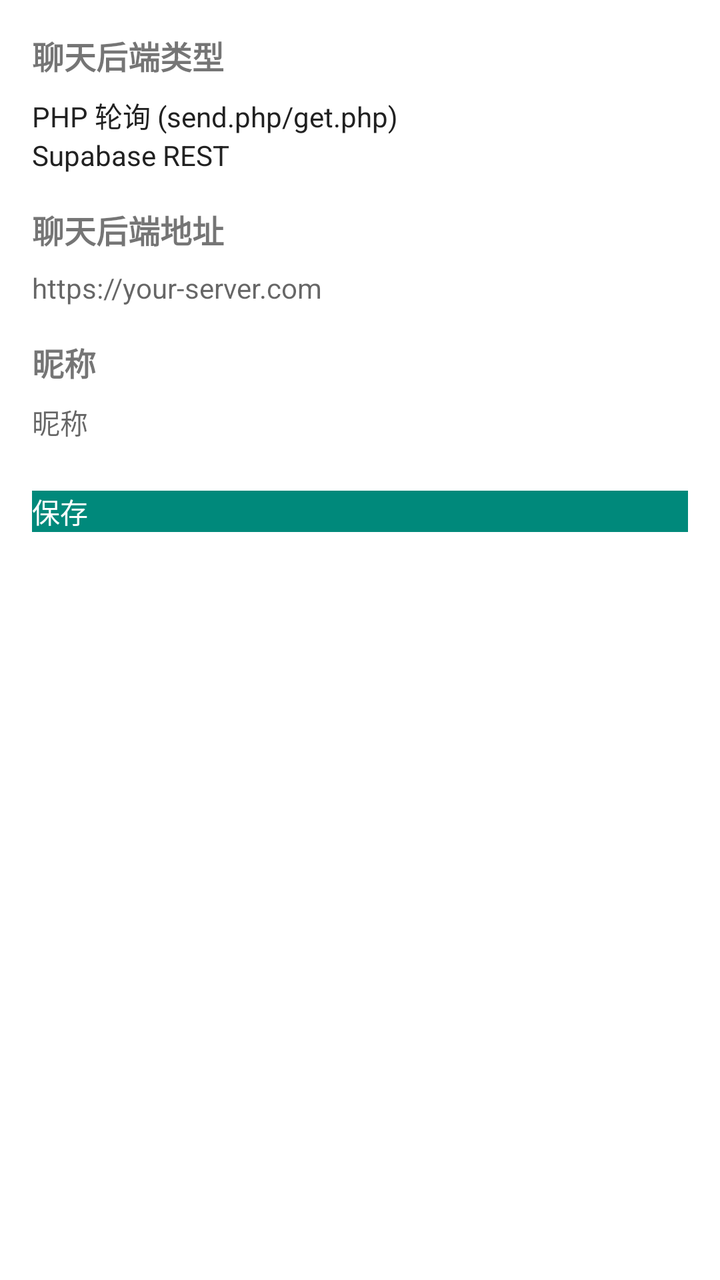
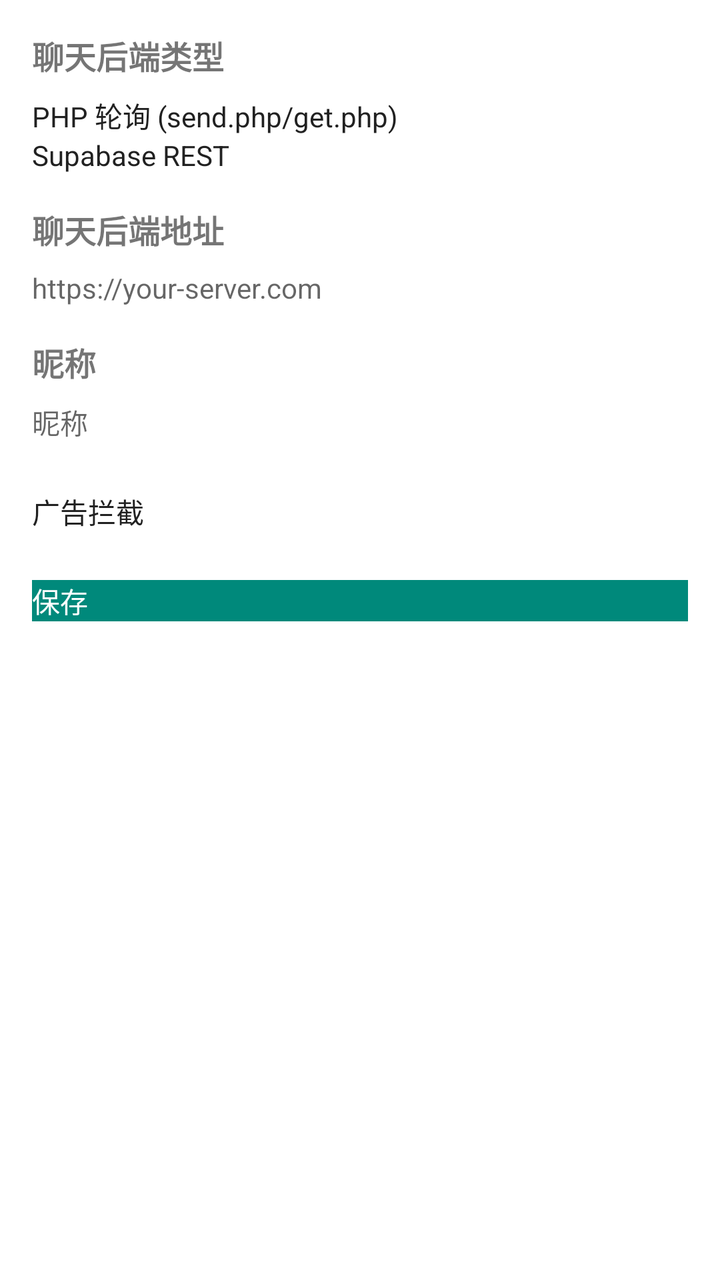

Compare the two renders of this Android layout. The source of the first and the diff that turns it into the second are given below.
<!-- AndroidManifest.xml: application theme AppTheme -->
<!-- res/layout/activity_settings.xml -->
<?xml version="1.0" encoding="utf-8"?>
<ScrollView xmlns:android="http://schemas.android.com/apk/res/android"
    android:layout_width="match_parent"
    android:layout_height="match_parent"
    android:background="@color/bg">

    <LinearLayout
        android:layout_width="match_parent"
        android:layout_height="wrap_content"
        android:orientation="vertical"
        android:padding="16dp">

        <TextView
            android:layout_width="wrap_content"
            android:layout_height="wrap_content"
            android:text="@string/chat_mode"
            android:textStyle="bold"
            android:textSize="16sp"
            android:layout_marginBottom="8dp" />

        <RadioGroup
            android:id="@+id/mode_group"
            android:layout_width="match_parent"
            android:layout_height="wrap_content"
            android:orientation="vertical"
            android:layout_marginBottom="16dp">

            <RadioButton
                android:id="@+id/mode_php"
                android:layout_width="wrap_content"
                android:layout_height="wrap_content"
                android:text="PHP 轮询 (send.php/get.php)"
                android:checked="true" />

            <RadioButton
                android:id="@+id/mode_supabase"
                android:layout_width="wrap_content"
                android:layout_height="wrap_content"
                android:text="Supabase REST" />
        </RadioGroup>

        <TextView
            android:layout_width="wrap_content"
            android:layout_height="wrap_content"
            android:text="@string/backend_url"
            android:textStyle="bold"
            android:textSize="16sp"
            android:layout_marginBottom="8dp" />

        <EditText
            android:id="@+id/edit_backend_url"
            android:layout_width="match_parent"
            android:layout_height="wrap_content"
            android:hint="@string/backend_url_hint"
            android:inputType="textUri"
            android:singleLine="true"
            android:layout_marginBottom="16dp" />

        <TextView
            android:layout_width="wrap_content"
            android:layout_height="wrap_content"
            android:text="@string/hint_nickname"
            android:textStyle="bold"
            android:textSize="16sp"
            android:layout_marginBottom="8dp" />

        <EditText
            android:id="@+id/edit_nickname"
            android:layout_width="match_parent"
            android:layout_height="wrap_content"
            android:hint="@string/hint_nickname"
            android:inputType="text"
            android:singleLine="true"
            android:layout_marginBottom="24dp" />

        <Button
            android:id="@+id/btn_save"
            android:layout_width="match_parent"
            android:layout_height="wrap_content"
            android:text="@string/save"
            android:background="@color/primary"
            android:textColor="@color/white" />
    </LinearLayout>
</ScrollView>
<!-- resources referenced by this layout -->
<resources>
  <color name="bg">#FFFFFF</color>
  <color name="primary">#00897B</color>
  <color name="white">#FFFFFF</color>
  <string name="backend_url">聊天后端地址</string>
  <string name="backend_url_hint">https://your-server.com</string>
  <string name="chat_mode">聊天后端类型</string>
  <string name="hint_nickname">昵称</string>
  <string name="save">保存</string>
  <style name="AppTheme" parent="android:Theme.Material.Light.NoActionBar">
          <item name="android:colorPrimary">@color/primary</item>
          <item name="android:colorPrimaryDark">@color/primary_dark</item>
          <item name="android:colorAccent">@color/accent</item>
          <item name="android:windowBackground">@color/bg</item>
          <item name="android:textColorPrimary">@color/text</item>
          <item name="android:statusBarColor">@color/primary_dark</item>
      </style>
  <color name="primary_dark">#00695C</color>
  <color name="accent">#FF6F00</color>
  <color name="text">#212121</color>
</resources>

<!-- the commit's change to res/layout/activity_settings.xml (unified diff, before → after) -->
@@ -73,6 +73,13 @@
             android:singleLine="true"
             android:layout_marginBottom="24dp" />
 
+        <CheckBox
+            android:id="@+id/cb_adblock"
+            android:layout_width="wrap_content"
+            android:layout_height="wrap_content"
+            android:text="广告拦截"
+            android:layout_marginBottom="24dp" />
+
         <Button
             android:id="@+id/btn_save"
             android:layout_width="match_parent"
<!-- resource entries referenced after the edit -->
@@ -10,14 +10,14 @@
   <string name="save">保存</string>
   <style name="AppTheme" parent="android:Theme.Material.Light.NoActionBar">
           <item name="android:colorPrimary">@color/primary</item>
-          <item name="android:colorPrimaryDark">@color/primary_dark</item>
+          <item name="android:colorPrimaryDark">@color.primary_dark</item>
           <item name="android:colorAccent">@color/accent</item>
           <item name="android:windowBackground">@color/bg</item>
           <item name="android:textColorPrimary">@color/text</item>
           <item name="android:statusBarColor">@color/primary_dark</item>
       </style>
-  <color name="primary_dark">#00695C</color>
   <color name="accent">#FF6F00</color>
   <color name="text">#212121</color>
+  <color name="primary_dark">#00695C</color>
 </resources>
 
